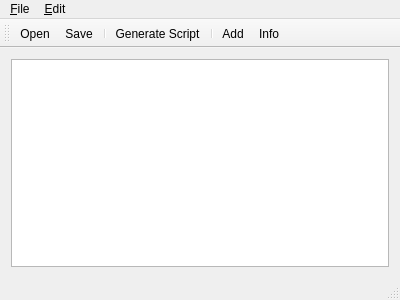
frabas/DISPLACE_GUI, file scheduler/mainwindow.ui: the form before one commit.
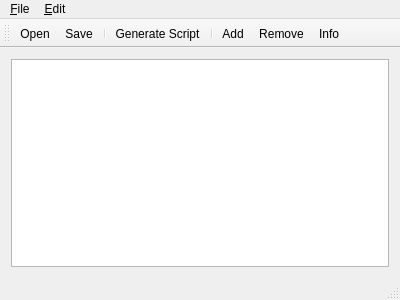
The form after the commit. Icons and pictures are not drawn.

What changed in the file:
```diff
--- a/scheduler/mainwindow.ui
+++ b/scheduler/mainwindow.ui
@@ -33,6 +33,7 @@
    <addaction name="action_Generate_Script"/>
    <addaction name="separator"/>
    <addaction name="action_Add"/>
+   <addaction name="action_Remove"/>
    <addaction name="actionInfo"/>
   </widget>
   <widget class="QStatusBar" name="statusBar"/>
```
